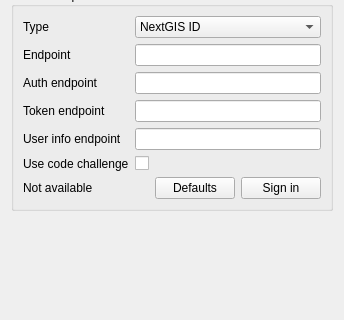
The window that src/ui/ngauthoptions.ui (nextgis/qgis) describes before a commit, drawn with Qt 5; both pictures show x 0 to 344 and y 170 to 490 of the 344 by 490 pixel window.
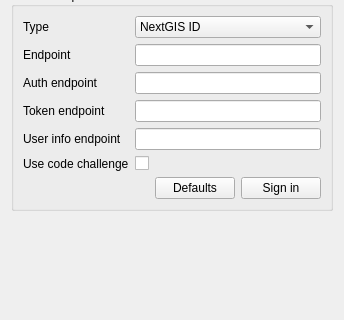
The same window after the commit.

Commit message: #NGQ-156 Authentication server availability check

```diff
--- a/src/ui/ngauthoptions.ui
+++ b/src/ui/ngauthoptions.ui
@@ -176,11 +176,7 @@
       <item>
        <layout class="QHBoxLayout" name="horizontalLayout">
         <item>
-         <widget class="QLabel" name="availableEndpointLabel">
-          <property name="text">
-           <string>Not available</string>
-          </property>
-         </widget>
+         <widget class="QLabel" name="availableEndpointLabel"/>
         </item>
         <item>
          <spacer name="horizontalSpacer_2">
```
The commit also changes 2 other files.
